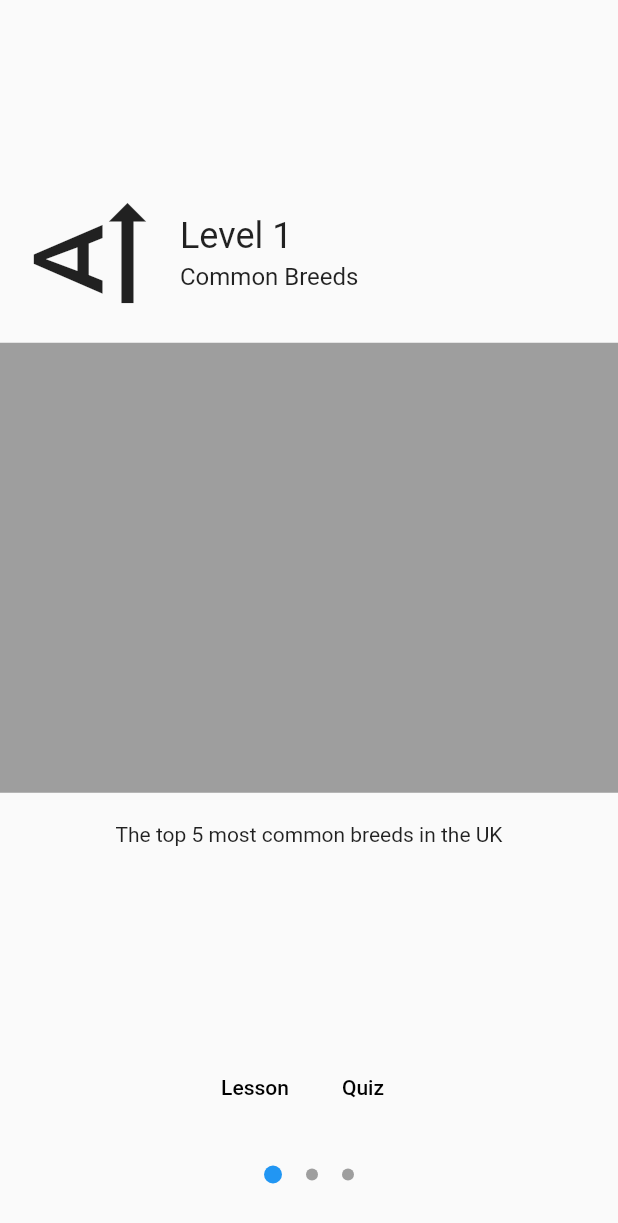
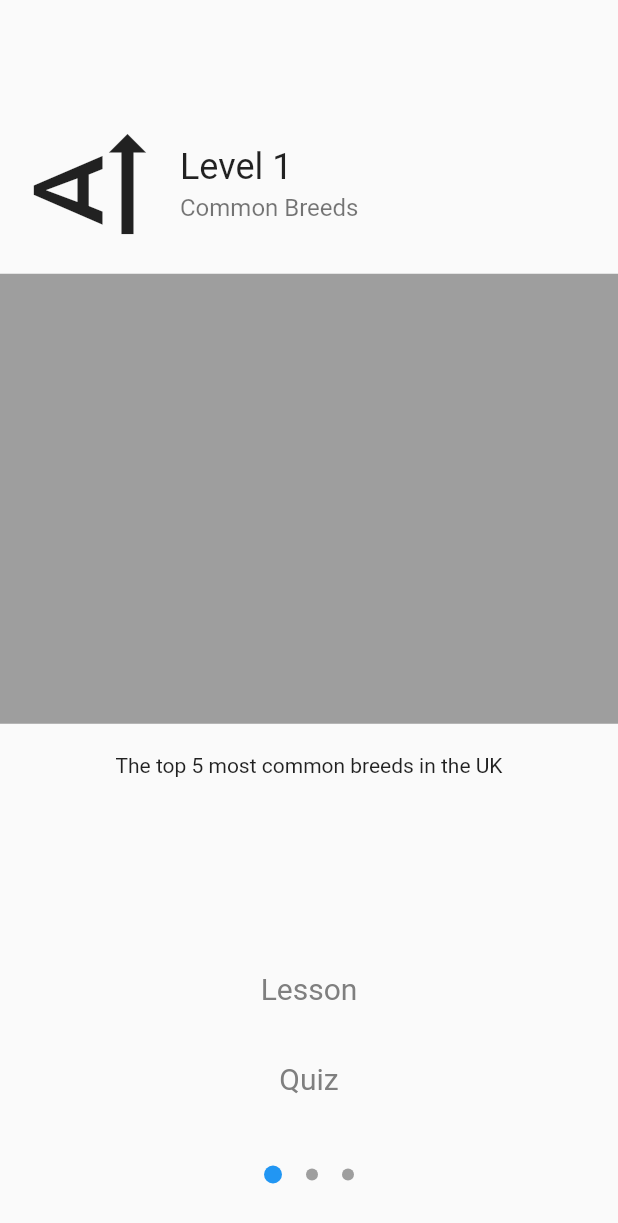
Before and after one commit to ImperialOctopus/dog-breed-game, a Flutter app: the LevelSelectScreen screen opened by its route, on a phone screen of 412 x 824 dp. Shown: the top 1223 px of the screen. Run offline on Flutter 3.47's test engine with Material 2 defaults, Android fonts, the phone set to English and light mode, and no system bars.

Commit message:
Theme level select buttons

```diff
--- a/lib/dog_breed_game.dart
+++ b/lib/dog_breed_game.dart
@@ -1,5 +1,4 @@
 import 'package:flutter/material.dart';
-import 'package:flutter_bloc/flutter_bloc.dart';
 
 import 'screen/learn/level_select/level_select_screen.dart';
 import 'screen/menu/menu_screen.dart';
@@ -13,6 +12,7 @@ class DogBreedGame extends StatelessWidget {
   @override
   Widget build(BuildContext context) {
     return const AppView();
+    /*
     return MultiRepositoryProvider(
       providers: [],
       child: MultiBlocProvider(
@@ -20,6 +20,7 @@ class DogBreedGame extends StatelessWidget {
         child: const AppView(),
       ),
     );
+    */
   }
 }
 
--- a/lib/screen/learn/level_select/level_select_page.dart
+++ b/lib/screen/learn/level_select/level_select_page.dart
@@ -50,12 +50,12 @@ class LevelSelectPage extends StatelessWidget {
         ),
         const Spacer(),
         Padding(
-          padding: const EdgeInsets.only(bottom: 20),
+          padding: const EdgeInsets.symmetric(vertical: 20),
           child: ButtonBar(
             alignment: MainAxisAlignment.center,
             children: [
-              FlatButton(child: Text('Lesson'), onPressed: () {}),
-              FlatButton(child: Text('Quiz'), onPressed: () {}),
+              TextButton(child: const Text('Lesson'), onPressed: () {}),
+              TextButton(child: const Text('Quiz'), onPressed: () {}),
             ],
           ),
         ),
--- a/lib/screen/learn/level_select/level_select_screen.dart
+++ b/lib/screen/learn/level_select/level_select_screen.dart
@@ -1,6 +1,7 @@
-import 'package:dog_breed_game/component/page_indicator.dart';
-import 'package:dog_breed_game/screen/learn/level_select/level_select_page.dart';
 import 'package:flutter/material.dart';
+
+import '../../../component/page_indicator.dart';
+import 'level_select_page.dart';
 
 /// Screen to select a level in learn mode.
 class LevelSelectScreen extends StatefulWidget {
--- a/lib/theme/theme.dart
+++ b/lib/theme/theme.dart
@@ -22,12 +22,31 @@ final themeData = ThemeData(
     textStyle: const TextStyle(fontSize: 32),
     minimumSize: const Size(200, 60),
   )),
+  textButtonTheme: TextButtonThemeData(
+      style: TextButton.styleFrom(
+    primary: const Color.fromARGB(255, 127, 127, 127),
+    textStyle: const TextStyle(fontSize: 20),
+    minimumSize: const Size(200, 60),
+  )),
 
   textTheme: const TextTheme(
+    // Main app title
     headline1: TextStyle(
       fontSize: 48,
-      fontWeight: FontWeight.w500,
+      fontWeight: FontWeight.normal,
       color: Colors.black87,
+    ),
+    // Level select title
+    headline2: TextStyle(
+      fontSize: 18,
+      fontWeight: FontWeight.normal,
+      color: Colors.black87,
+    ),
+    // Level select subtitle
+    subtitle1: TextStyle(
+      fontSize: 16,
+      fontWeight: FontWeight.normal,
+      color: Colors.black54,
     ),
   ),
 );
```
Also changed, not shown: 1 other file.
